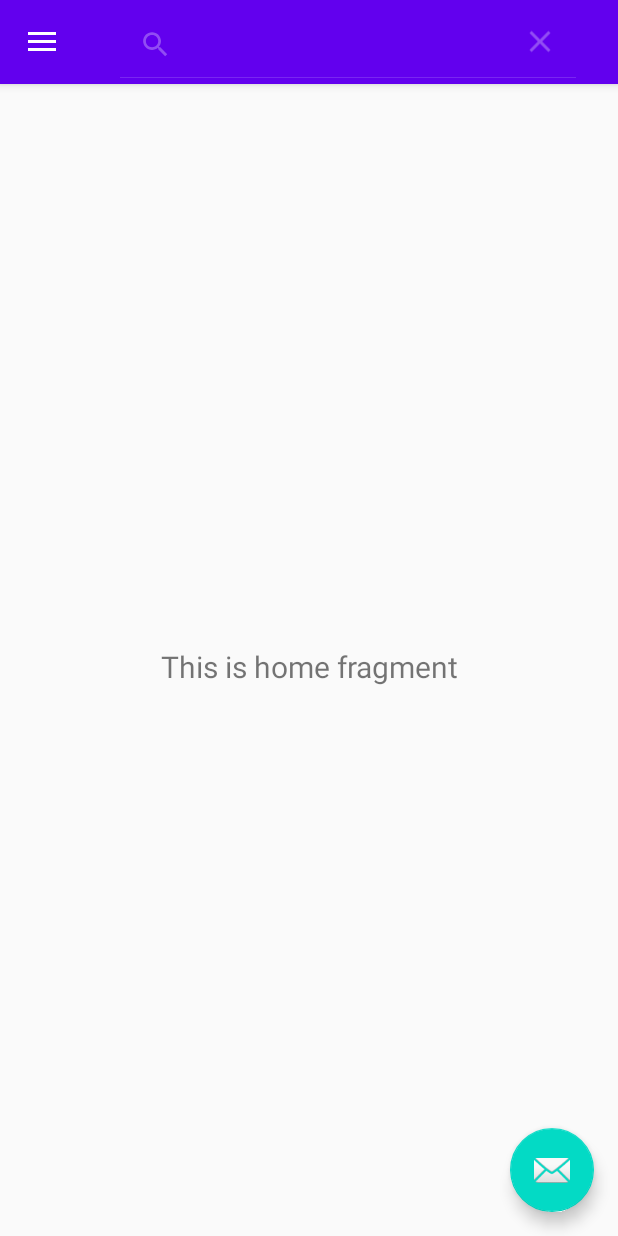
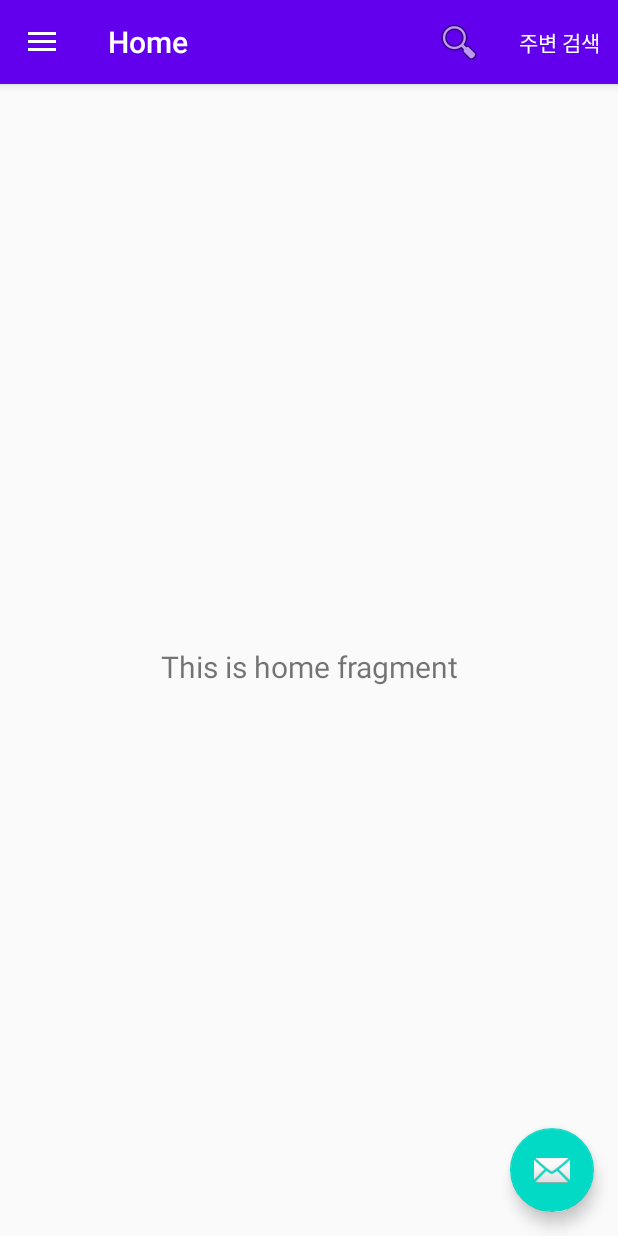
Before and after one commit to Bus-Project/BusInform_Android, an Android app: the screen it shows after launch (MainActivity), after a tap on "Search", on a phone screen of 412 x 824 dp. Run offline under Robolectric (Android 15) with nearby library versions, the phone set to English and light mode, and no system bars; our stand-ins replace navigation-ui.

Commit message:
add Search to Activity btn

```diff
--- a/app/src/main/res/menu/options_menu.xml
+++ b/app/src/main/res/menu/options_menu.xml
@@ -4,12 +4,17 @@
     xmlns:app="http://schemas.android.com/apk/res-auto"
     tools:context=".MainActivity">
 
+<!--    <item-->
+<!--        android:id="@+id/action_search"-->
+<!--        android:icon="@android:drawable/ic_menu_search"-->
+<!--        app:showAsAction="always"-->
+<!--        app:actionViewClass="android.widget.SearchView"-->
+<!--        android:title="Search"/>-->
     <item
         android:id="@+id/action_search"
         android:icon="@android:drawable/ic_menu_search"
-        app:showAsAction="always"
-        app:actionViewClass="android.widget.SearchView"
-        android:title="Search"/>
+        android:title="Search"
+        app:showAsAction="always" />
 
     <item
         android:id="@+id/action_search_loc"
```
